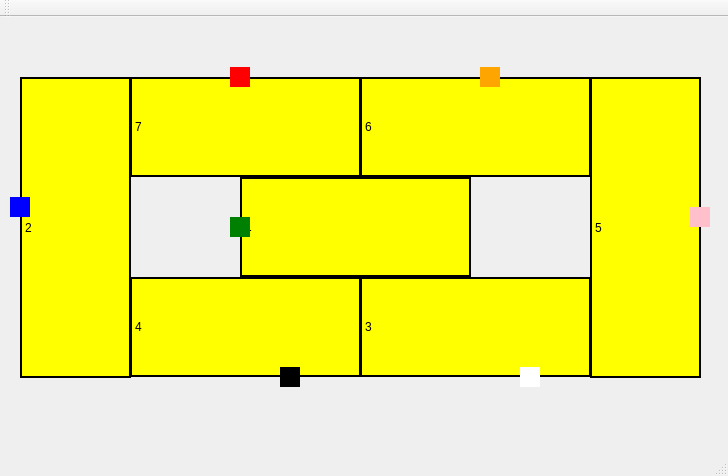
Old version of the form mainwindow.ui in the repository joaoei/Projeto_Trens.
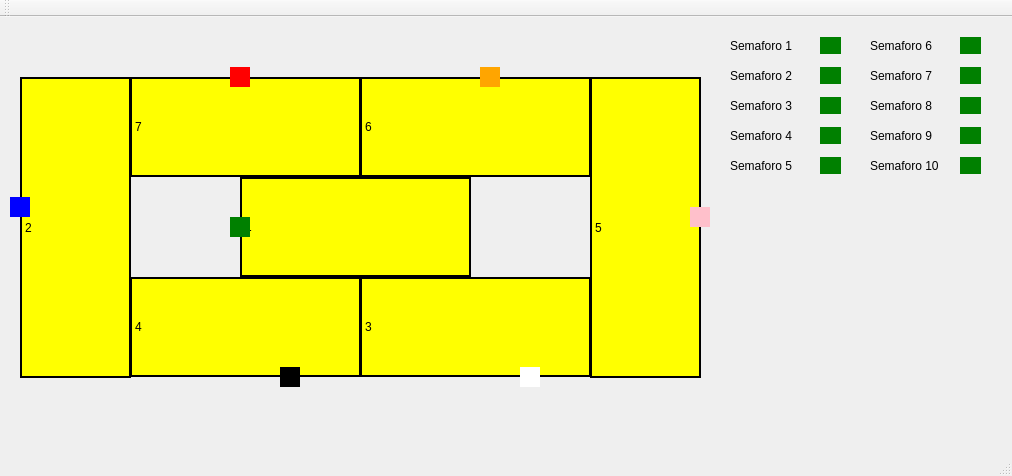
New version of the form.

Commit message: Placar de semaforos e log adicionados

Diff of the .ui file:
```diff
--- a/mainwindow.ui
+++ b/mainwindow.ui
@@ -6,7 +6,7 @@
    <rect>
     <x>0</x>
     <y>0</y>
-    <width>728</width>
+    <width>1012</width>
     <height>476</height>
    </rect>
   </property>
@@ -395,6 +395,296 @@
      <string/>
     </property>
    </widget>
+   <widget class="QLabel" name="v_sem1">
+    <property name="geometry">
+     <rect>
+      <x>820</x>
+      <y>20</y>
+      <width>21</width>
+      <height>17</height>
+     </rect>
+    </property>
+    <property name="styleSheet">
+     <string notr="true">background-color: green</string>
+    </property>
+    <property name="text">
+     <string/>
+    </property>
+   </widget>
+   <widget class="QLabel" name="label">
+    <property name="geometry">
+     <rect>
+      <x>730</x>
+      <y>20</y>
+      <width>81</width>
+      <height>17</height>
+     </rect>
+    </property>
+    <property name="text">
+     <string>Semaforo 1</string>
+    </property>
+   </widget>
+   <widget class="QLabel" name="label_2">
+    <property name="geometry">
+     <rect>
+      <x>870</x>
+      <y>20</y>
+      <width>81</width>
+      <height>17</height>
+     </rect>
+    </property>
+    <property name="text">
+     <string>Semaforo 6</string>
+    </property>
+   </widget>
+   <widget class="QLabel" name="v_sem6">
+    <property name="geometry">
+     <rect>
+      <x>960</x>
+      <y>20</y>
+      <width>21</width>
+      <height>17</height>
+     </rect>
+    </property>
+    <property name="styleSheet">
+     <string notr="true">background-color: green</string>
+    </property>
+    <property name="text">
+     <string/>
+    </property>
+   </widget>
+   <widget class="QLabel" name="label_3">
+    <property name="geometry">
+     <rect>
+      <x>730</x>
+      <y>50</y>
+      <width>81</width>
+      <height>17</height>
+     </rect>
+    </property>
+    <property name="text">
+     <string>Semaforo 2</string>
+    </property>
+   </widget>
+   <widget class="QLabel" name="v_sem2">
+    <property name="geometry">
+     <rect>
+      <x>820</x>
+      <y>50</y>
+      <width>21</width>
+      <height>17</height>
+     </rect>
+    </property>
+    <property name="styleSheet">
+     <string notr="true">background-color: green</string>
+    </property>
+    <property name="text">
+     <string/>
+    </property>
+   </widget>
+   <widget class="QLabel" name="label_4">
+    <property name="geometry">
+     <rect>
+      <x>870</x>
+      <y>50</y>
+      <width>81</width>
+      <height>17</height>
+     </rect>
+    </property>
+    <property name="text">
+     <string>Semaforo 7</string>
+    </property>
+   </widget>
+   <widget class="QLabel" name="v_sem7">
+    <property name="geometry">
+     <rect>
+      <x>960</x>
+      <y>50</y>
+      <width>21</width>
+      <height>17</height>
+     </rect>
+    </property>
+    <property name="styleSheet">
+     <string notr="true">background-color: green</string>
+    </property>
+    <property name="text">
+     <string/>
+    </property>
+   </widget>
+   <widget class="QLabel" name="label_5">
+    <property name="geometry">
+     <rect>
+      <x>730</x>
+      <y>80</y>
+      <width>81</width>
+      <height>17</height>
+     </rect>
+    </property>
+    <property name="text">
+     <string>Semaforo 3</string>
+    </property>
+   </widget>
+   <widget class="QLabel" name="v_sem3">
+    <property name="geometry">
+     <rect>
+      <x>820</x>
+      <y>80</y>
+      <width>21</width>
+      <height>17</height>
+     </rect>
+    </property>
+    <property name="styleSheet">
+     <string notr="true">background-color: green</string>
+    </property>
+    <property name="text">
+     <string/>
+    </property>
+   </widget>
+   <widget class="QLabel" name="label_6">
+    <property name="geometry">
+     <rect>
+      <x>870</x>
+      <y>80</y>
+      <width>81</width>
+      <height>17</height>
+     </rect>
+    </property>
+    <property name="text">
+     <string>Semaforo 8</string>
+    </property>
+   </widget>
+   <widget class="QLabel" name="v_sem8">
+    <property name="geometry">
+     <rect>
+      <x>960</x>
+      <y>80</y>
+      <width>21</width>
+      <height>17</height>
+     </rect>
+    </property>
+    <property name="styleSheet">
+     <string notr="true">background-color: green</string>
+    </property>
+    <property name="text">
+     <string/>
+    </property>
+   </widget>
+   <widget class="QLabel" name="label_7">
+    <property name="geometry">
+     <rect>
+      <x>730</x>
+      <y>110</y>
+      <width>81</width>
+      <height>17</height>
+     </rect>
+    </property>
+    <property name="text">
+     <string>Semaforo 4</string>
+    </property>
+   </widget>
+   <widget class="QLabel" name="v_sem4">
+    <property name="geometry">
+     <rect>
+      <x>820</x>
+      <y>110</y>
+      <width>21</width>
+      <height>17</height>
+     </rect>
+    </property>
+    <property name="styleSheet">
+     <string notr="true">background-color: green</string>
+    </property>
+    <property name="text">
+     <string/>
+    </property>
+   </widget>
+   <widget class="QLabel" name="label_8">
+    <property name="geometry">
+     <rect>
+      <x>870</x>
+      <y>110</y>
+      <width>81</width>
+      <height>17</height>
+     </rect>
+    </property>
+    <property name="text">
+     <string>Semaforo 9</string>
+    </property>
+   </widget>
+   <widget class="QLabel" name="v_sem9">
+    <property name="geometry">
+     <rect>
+      <x>960</x>
+      <y>110</y>
+      <width>21</width>
+      <height>17</height>
+     </rect>
+    </property>
+    <property name="styleSheet">
+     <string notr="true">background-color: green</string>
+    </property>
+    <property name="text">
+     <string/>
+    </property>
+   </widget>
+   <widget class="QLabel" name="label_9">
+    <property name="geometry">
+     <rect>
+      <x>730</x>
+      <y>140</y>
+      <width>81</width>
+      <height>17</height>
+     </rect>
+    </property>
+    <property name="text">
+     <string>Semaforo 5</string>
+    </property>
+   </widget>
+   <widget class="QLabel" name="v_sem5">
+    <property name="geometry">
+     <rect>
+      <x>820</x>
+      <y>140</y>
+      <width>21</width>
+      <height>17</height>
+     </rect>
+    </property>
+    <property name="styleSheet">
+     <string notr="true">background-color: green</string>
+    </property>
+    <property name="text">
+     <string/>
+    </property>
+   </widget>
+   <widget class="QLabel" name="label_10">
+    <property name="geometry">
+     <rect>
+      <x>870</x>
+      <y>140</y>
+      <width>91</width>
+      <height>17</height>
+     </rect>
+    </property>
+    <property name="text">
+     <string>Semaforo 10</string>
+    </property>
+   </widget>
+   <widget class="QLabel" name="v_sem10">
+    <property name="geometry">
+     <rect>
+      <x>960</x>
+      <y>140</y>
+      <width>21</width>
+      <height>17</height>
+     </rect>
+    </property>
+    <property name="styleSheet">
+     <string notr="true">background-color: green</string>
+    </property>
+    <property name="text">
+     <string/>
+    </property>
+   </widget>
    <zorder>labelTrilho01_5</zorder>
    <zorder>labelTrilho01_4</zorder>
    <zorder>labelTrilho01_7</zorder>
```
Left out of the diff: 22 changed lines with no effect on the pictures. The commit also changes 5 other files.
